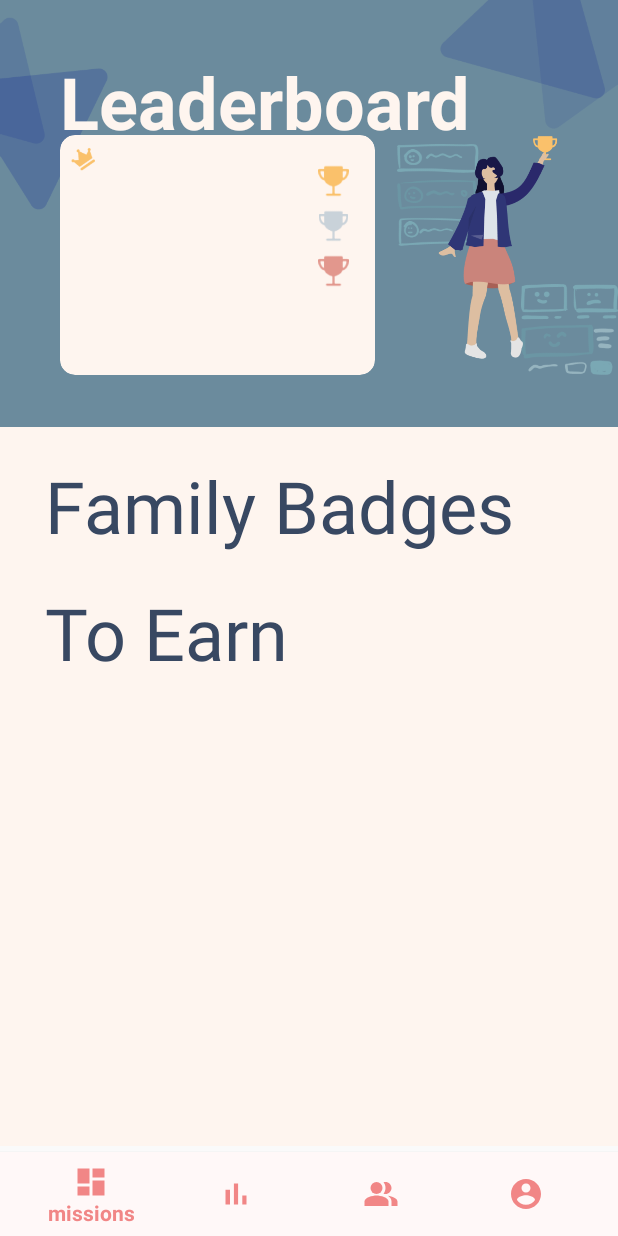
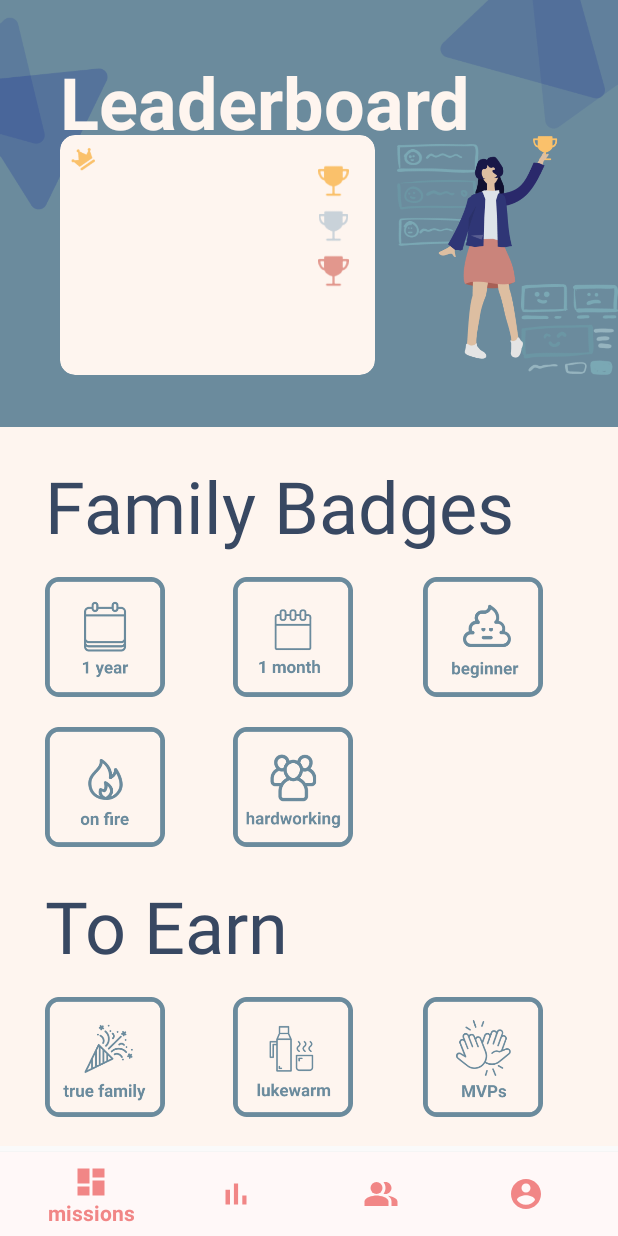
Before and after one commit to bonnie-chin/Fam_Jam, an Android app: the fragment LeaderboardFragment placed in its activity, on a phone screen of 412 x 824 dp. Run offline under Robolectric (Android 15) with nearby library versions, the phone set to English and light mode, and no system bars; our stand-ins replace Firebase (no records; nobody signed in at launch, a user with empty details on screens opened directly); libraries missing offline, so code that uses them is left out: com.firebase.ui; Roboto replaces fonts that are not available here; 1 statement that could not run was skipped.

Commit message:
hardcoded badges on scoreboard

```diff
--- a/app/src/main/res/layout/fragment_leaderboard.xml
+++ b/app/src/main/res/layout/fragment_leaderboard.xml
@@ -98,8 +98,10 @@
         </RelativeLayout>
     </RelativeLayout>
     <LinearLayout
-        android:layout_width="wrap_content"
+        android:layout_width="match_parent"
         android:layout_height="wrap_content"
+        android:layout_marginLeft="30dp"
+        android:layout_marginRight="50dp"
         android:orientation="vertical">
         <TextView
             android:layout_width="wrap_content"
@@ -107,10 +109,10 @@
             android:fontFamily="@font/roboto_bold"
             android:text="Family Badges"
             android:textColor="#384862"
-            android:layout_marginLeft="30dp"
             android:layout_marginTop="20dp"
+            android:layout_marginBottom="15dp"
             android:textSize="72px" />
-        <LinearLayout
+        <RelativeLayout
             android:layout_width="wrap_content"
             android:layout_height="wrap_content"
             android:orientation="horizontal">
@@ -129,16 +131,67 @@
                 </android.support.v7.widget.RecyclerView>
             </android.support.v4.widget.SwipeRefreshLayout>-->
 
-        </LinearLayout>
+            <ImageView
+                android:layout_width="80dp"
+                android:layout_height="80dp"
+                android:layout_marginLeft="125dp"
+                android:src="@drawable/monthbadge"/>
+            <ImageView
+                android:layout_width="80dp"
+                android:layout_height="80dp"
+                android:src="@drawable/yearbadge"/>
+            <ImageView
+                android:layout_width="80dp"
+                android:layout_height="80dp"
+                android:layout_marginTop="100dp"
+                android:src="@drawable/onfirebadge"/>
+            <ImageView
+                android:layout_width="80dp"
+                android:layout_height="80dp"
+                android:layout_marginTop="100dp"
+                android:layout_marginLeft="125dp"
+                android:src="@drawable/hardworking"/>
+            <ImageView
+                android:layout_width="80dp"
+                android:layout_height="80dp"
+                android:layout_marginLeft="160dp"
+                android:layout_alignParentRight="true"
+                android:src="@drawable/beginnerbadge"/>
+
+
+        </RelativeLayout>
         <TextView
             android:layout_width="wrap_content"
             android:layout_height="wrap_content"
-            android:layout_marginLeft="30dp"
+
             android:layout_marginTop="20dp"
             android:fontFamily="@font/roboto_bold"
             android:text="To Earn"
             android:textColor="#384862"
+            android:layout_marginBottom="15dp"
             android:textSize="72px"/>
+        <RelativeLayout
+            android:layout_width="wrap_content"
+            android:layout_height="wrap_content"
+            android:orientation="horizontal">
+
+            <ImageView
+                android:layout_width="80dp"
+                android:layout_height="80dp"
+                android:layout_marginLeft="125dp"
+                android:src="@drawable/lukewarmbadge"/>
+            <ImageView
+                android:layout_width="80dp"
+                android:layout_height="80dp"
+                android:src="@drawable/truefambadge"/>
+            <ImageView
+                android:layout_width="80dp"
+                android:layout_height="80dp"
+                android:layout_marginLeft="120dp"
+                android:layout_alignParentRight="true"
+                android:src="@drawable/mvpsbadge"/>
+
+        </RelativeLayout>
     </LinearLayout>
 
 </LinearLayout>
```
Also changed, not shown: app/src/main/res/drawable/beginnerbadge.png, app/src/main/res/drawable/lukewarmbadge.png (added), app/src/main/res/drawable/mvpsbadge.png (added), app/src/main/res/drawable/truefambadge.png (added).
